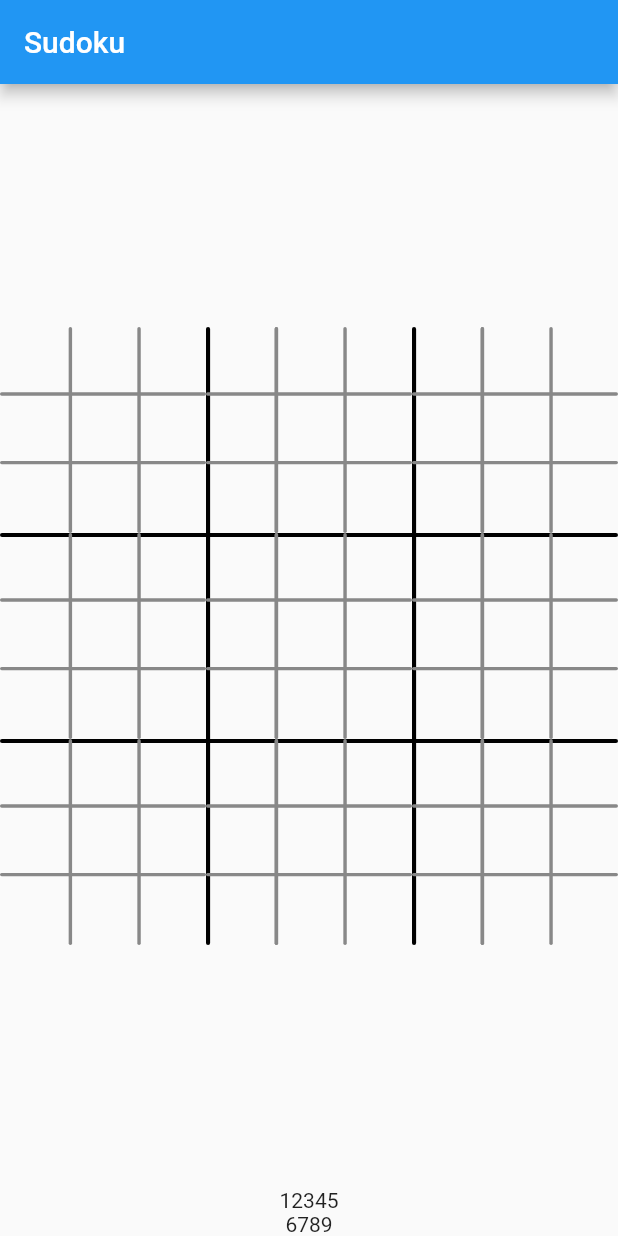
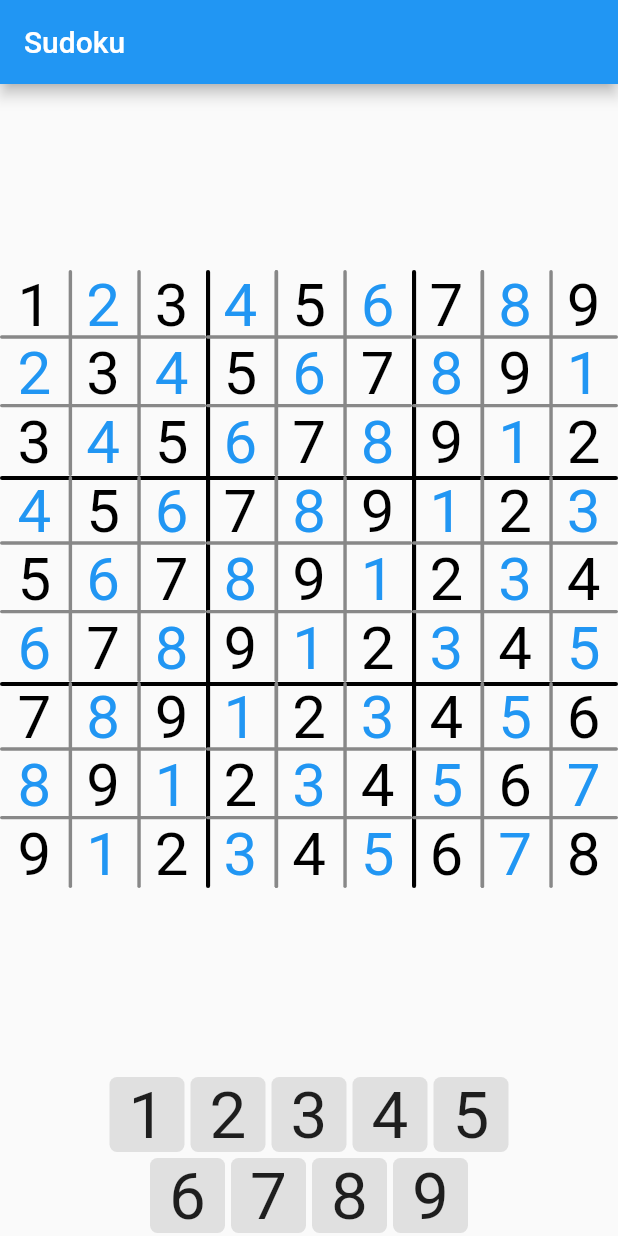
Before and after one commit to tusharsadhwani/2doku, a Flutter app: the screen it shows after launch, on a phone screen of 412 x 824 dp. Run offline on Flutter 3.47's test engine with Material 2 defaults, Android fonts, the phone set to English and light mode, and no system bars; our stand-ins replace flutter_svg.

Commit message:
added numbers

```diff
--- a/lib/screens/sudoku/sudoku_buttons.dart
+++ b/lib/screens/sudoku/sudoku_buttons.dart
@@ -6,9 +6,48 @@ class SudokuButtons extends StatelessWidget {
     return Center(
         child: Column(
       children: <Widget>[
-        Text("12345"),
-        Text("6789"),
+        Row(
+          mainAxisAlignment: MainAxisAlignment.center,
+          children: <Widget>[
+            SudokuButton(1),
+            SudokuButton(2),
+            SudokuButton(3),
+            SudokuButton(4),
+            SudokuButton(5),
+          ],
+        ),
+        Row(
+          mainAxisAlignment: MainAxisAlignment.center,
+          children: <Widget>[
+            SudokuButton(6),
+            SudokuButton(7),
+            SudokuButton(8),
+            SudokuButton(9),
+          ],
+        ),
       ],
     ));
   }
 }
+
+class SudokuButton extends StatelessWidget {
+  final int value;
+  SudokuButton(this.value);
+  @override
+  Widget build(BuildContext context) {
+    return Container(
+      margin: const EdgeInsets.all(2.0),
+      decoration: BoxDecoration(
+        borderRadius: BorderRadius.circular(5.0),
+        color: Colors.grey.shade300,
+      ),
+      child: SizedBox(
+        width: 50,
+        height: 50,
+        child: FittedBox(
+          child: Text('$value'),
+        ),
+      ),
+    );
+  }
+}
--- a/lib/screens/sudoku/sudoku_grid.dart
+++ b/lib/screens/sudoku/sudoku_grid.dart
@@ -4,6 +4,28 @@ import 'package:flutter_svg/flutter_svg.dart';
 class SudokuGrid extends StatelessWidget {
   @override
   Widget build(BuildContext context) {
-    return SvgPicture.asset('assets/sudoku.svg');
+    return Stack(
+      alignment: Alignment.center,
+      children: <Widget>[
+        SvgPicture.asset('assets/sudoku.svg'),
+        GridView.builder(
+          shrinkWrap: true,
+          gridDelegate:
+              SliverGridDelegateWithFixedCrossAxisCount(crossAxisCount: 9),
+          itemBuilder: (_, idx) => Container(
+            // color: idx % 2 == 0 ? Colors.red : Colors.blue,
+            child: FittedBox(
+              child: Text(
+                '${((idx ~/ 9) * 10 + idx % 9) % 9 + 1}',
+                style: TextStyle(
+                  color: idx % 2 == 0 ? Colors.black : Colors.blue,
+                ),
+              ),
+            ),
+          ),
+          itemCount: 81,
+        ),
+      ],
+    );
   }
 }
```
